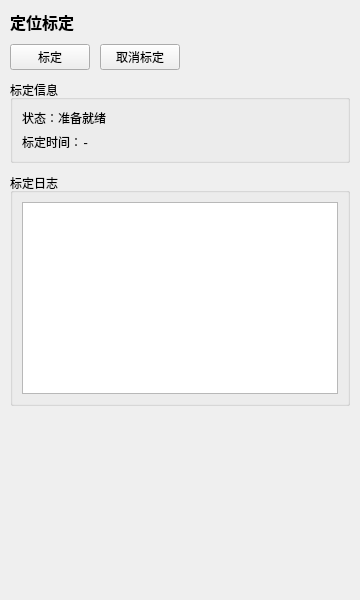
Above: ui/calibration_panel.ui from FOHEART/MotionGloveSDK_python before the change. Below: the same form after it.
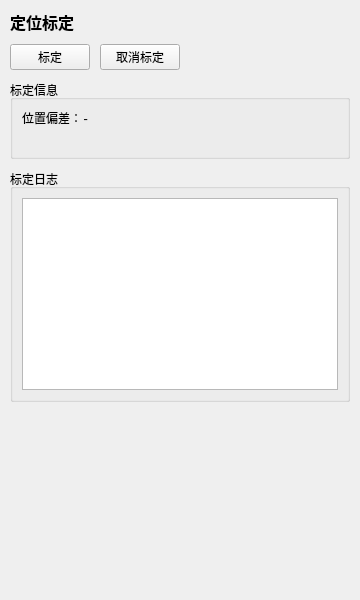
That is the form after the change.

```diff
--- a/ui/calibration_panel.ui
+++ b/ui/calibration_panel.ui
@@ -82,7 +82,7 @@
       <item>
        <widget class="QLabel" name="statusLabel">
         <property name="text">
-         <string>状态：准备就绪</string>
+         <string>位置偏差：-</string>
         </property>
         <property name="wordWrap">
          <bool>true</bool>
@@ -98,7 +98,10 @@
       <item>
        <widget class="QLabel" name="timeLabel">
         <property name="text">
-         <string>标定时间：-</string>
+         <string></string>
+        </property>
+        <property name="visible">
+         <bool>false</bool>
         </property>
         <property name="wordWrap">
          <bool>true</bool>
```
